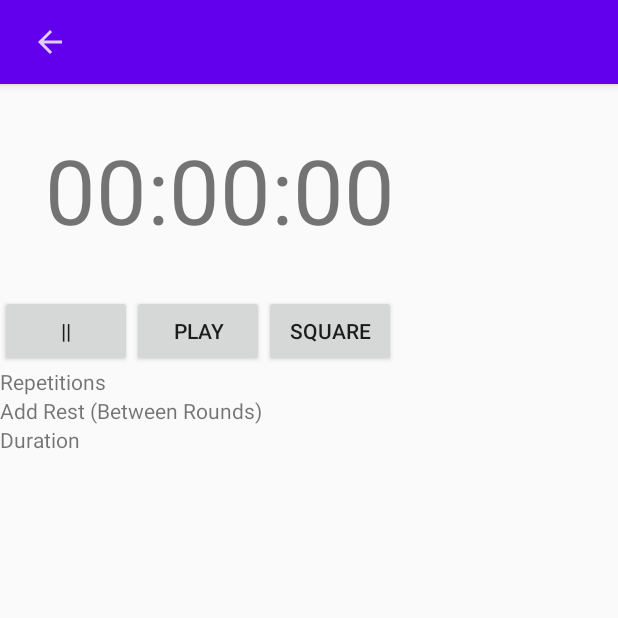
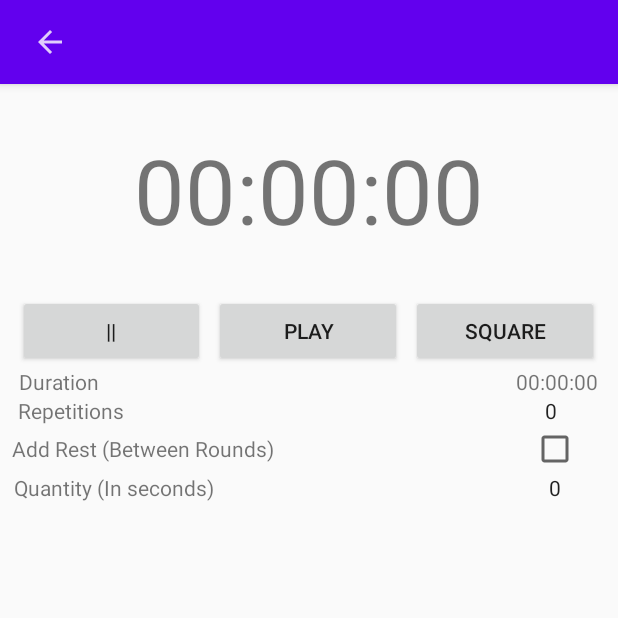
Before and after one commit to broliver12/timer, an Android app: the TimerScreenFragment screen opened through its navigation route, on a phone screen of 412 x 824 dp, the top half of it. Run offline under Robolectric (Android 15) with nearby library versions, the phone set to English and light mode, and no system bars; our stand-ins replace ButterKnife; 2 statements that could not run were skipped.

Commit message:
Lots of changes -> lots of design on timer screen

```diff
--- a/app/src/main/java/com/example/workouttimer/adapter/TimerRecyclerViewAdapter.java
+++ b/app/src/main/java/com/example/workouttimer/adapter/TimerRecyclerViewAdapter.java
@@ -18,10 +18,9 @@ import java.util.ArrayList;
 
 public class TimerRecyclerViewAdapter extends RecyclerView.Adapter<RecyclerView.ViewHolder> {
 
-
-    Context context;
-    ArrayList<Timer> items;
-    HomeScreenFragmentInterface fragmentInterface;
+    private Context context;
+    private ArrayList<Timer> items;
+    private HomeScreenFragmentInterface fragmentInterface;
 
     public TimerRecyclerViewAdapter(Context context, ArrayList<Timer> items, HomeScreenFragmentInterface fragmentInterface) {
         this.context = context;
@@ -42,17 +41,17 @@ public class TimerRecyclerViewAdapter extends RecyclerView.Adapter<RecyclerView.
     @Override
     public void onBindViewHolder(@NonNull RecyclerView.ViewHolder holder, int position) {
 
-        ((Item)holder).titleTextView.setText(items.get(position).getTitle());
-        ((Item)holder).selectButton.setOnClickListener(new View.OnClickListener() {
-            @Override
-            public void onClick(View v) {
+        ((Item) holder).titleTextView.setText(items.get(position).getTitle());
+        ((Item) holder).selectButton.setOnClickListener(v -> {
+            if (fragmentInterface.onSelectClicked(items.get(position).getTitle())) {
                 fragmentInterface.navigateToSelectedTimerFragment();
             }
         });
 
-        ((Item)holder).deleteButton.setOnClickListener(v -> {
-                boolean success = fragmentInterface.removeListItem(((Item) holder).titleTextView.getText().toString());
-                if (success) {notifyDataSetChanged();}
+        ((Item) holder).deleteButton.setOnClickListener(v -> {
+            if (fragmentInterface.onDeleteClicked(((Item) holder).titleTextView.getText().toString())) {
+                notifyDataSetChanged();
+            }
         });
     }
 
@@ -62,7 +61,7 @@ public class TimerRecyclerViewAdapter extends RecyclerView.Adapter<RecyclerView.
         Button deleteButton;
         Button selectButton;
 
-        public Item(View itemView){
+        public Item(View itemView) {
             super(itemView);
             this.titleTextView = itemView.findViewById(R.id.timerRcvRowTitleTextView);
             this.selectButton = itemView.findViewById(R.id.tile_select_button);
@@ -71,7 +70,7 @@ public class TimerRecyclerViewAdapter extends RecyclerView.Adapter<RecyclerView.
 
     }
 
-    public void updateList(ArrayList<Timer> newList){
+    public void updateList(ArrayList<Timer> newList) {
         items = newList;
         notifyDataSetChanged();
     }
--- a/app/src/main/java/com/example/workouttimer/fragment/CreateNewTimerFragment.java
+++ b/app/src/main/java/com/example/workouttimer/fragment/CreateNewTimerFragment.java
@@ -17,14 +17,16 @@ import androidx.fragment.app.Fragment;
 
 import com.example.workouttimer.R;
 import com.example.workouttimer.activity.MainActivity;
+import com.example.workouttimer.model.Section;
 import com.example.workouttimer.model.Timer;
 import com.example.workouttimer.viewmodel.CreateNewTimerViewModelInterface;
+
+import java.util.ArrayList;
 
 import butterknife.BindView;
 import butterknife.ButterKnife;
 
 public class CreateNewTimerFragment extends Fragment {
-
 
     @BindView(R.id.add_section_button)
     Button addSectionButton;
@@ -49,38 +51,32 @@ public class CreateNewTimerFragment extends Fragment {
 
         addSectionButton.setOnClickListener(v -> {
             Timer t = new Timer(titleEditText.getText().toString());
+            t.setDuration(400);
+            ArrayList<Section> secs = new ArrayList<>();
+            secs.add(new Section("Rest"));
+            secs.add(new Section("Work"));
+            secs.add(new Section("Rest"));
+
+            t.setSections(secs);
             viewModel.addTimerToList(t);
         });
     }
 
     private void toolbarSetup(){
 
-        // get the ToolBar from Main Activity
         final Toolbar toolbar = getActivity().findViewById(R.id.toolbar);
-        // get the ActionBar from Main Activity
         final ActionBar actionBar = ((AppCompatActivity)getActivity()).getSupportActionBar();
-        // inflate the customized Action Bar View
-        LayoutInflater inflater = (LayoutInflater) getActivity()
-                .getSystemService(Context.LAYOUT_INFLATER_SERVICE);
+        LayoutInflater inflater = (LayoutInflater) getActivity().getSystemService(Context.LAYOUT_INFLATER_SERVICE);
         View v = inflater.inflate(R.layout.timer_screen_toolbar, null);
 
         if (actionBar != null) {
-            // enable the customized view and disable title
             actionBar.setDisplayShowCustomEnabled(true);
             actionBar.setDisplayShowTitleEnabled(false);
 
             actionBar.setCustomView(v);
-            // remove Burger Icon
             toolbar.setNavigationIcon(null);
 
-            // add click listener to the back arrow icon
-            v.findViewById(R.id.back).setOnClickListener(new View.OnClickListener() {
-                @Override
-                public void onClick(View v) {
-
-                    getActivity().onBackPressed();
-                }
-            });
+            v.findViewById(R.id.back).setOnClickListener(v_ -> getActivity().onBackPressed());
         }
 
 
--- a/app/src/main/java/com/example/workouttimer/fragment/HomeScreenFragment.java
+++ b/app/src/main/java/com/example/workouttimer/fragment/HomeScreenFragment.java
@@ -9,6 +9,7 @@ import androidx.annotation.NonNull;
 import androidx.appcompat.app.ActionBar;
 import androidx.appcompat.app.AppCompatActivity;
 import androidx.fragment.app.Fragment;
+import androidx.navigation.NavController;
 import androidx.navigation.fragment.NavHostFragment;
 import androidx.recyclerview.widget.LinearLayoutManager;
 import androidx.recyclerview.widget.RecyclerView;
@@ -47,34 +48,46 @@ public class HomeScreenFragment extends Fragment implements HomeScreenFragmentIn
         TimerRecyclerViewAdapter adapter = new TimerRecyclerViewAdapter(getContext(), viewModel.getTimerList(), this);
         timerRecyclerView.setAdapter(adapter);
 
-        fab.setOnClickListener(new View.OnClickListener() {
-            @Override
-            public void onClick(View view) {
-                navigateToCreateNewTimerFragment();
-            }
-        });
+        fab.setOnClickListener(v -> navigateToCreateNewTimerFragment());
     }
 
     @Override
-    public boolean removeListItem(String title){
+    public boolean onDeleteClicked(String title) {
         return viewModel.removeTimerFromList(title);
     }
 
     @Override
+    public boolean onSelectClicked(String title) {
+        viewModel.selectTimerFromList(title);
+        navigateToSelectedTimerFragment();
+        return true;
+    }
+
+    @Override
     public void navigateToCreateNewTimerFragment() {
-        NavHostFragment.findNavController(HomeScreenFragment.this)
-                .navigate(R.id.action_home_to_create);
+
+        NavController ctr = NavHostFragment.findNavController(HomeScreenFragment.this);
+
+        if (ctr.getCurrentDestination().getId() == R.id.HomeScreenFragment) {
+            NavHostFragment.findNavController(HomeScreenFragment.this)
+                    .navigate(R.id.action_home_to_create);
+        }
     }
 
     @Override
     public void navigateToSelectedTimerFragment() {
-        NavHostFragment.findNavController(HomeScreenFragment.this)
-                .navigate(R.id.action_home_to_timer);
+
+        NavController ctr = NavHostFragment.findNavController(HomeScreenFragment.this);
+
+        if (ctr.getCurrentDestination().getId() == R.id.HomeScreenFragment) {
+            NavHostFragment.findNavController(HomeScreenFragment.this)
+                    .navigate(R.id.action_home_to_timer);
+        }
     }
 
-    private void setupToolbar(){
+    private void setupToolbar() {
 
-        final ActionBar actionBar = ((AppCompatActivity)getActivity()).getSupportActionBar();
+        final ActionBar actionBar = ((AppCompatActivity) getActivity()).getSupportActionBar();
         actionBar.setDisplayShowCustomEnabled(false);
         actionBar.setDisplayShowTitleEnabled(true);
     }
--- a/app/src/main/java/com/example/workouttimer/fragment/HomeScreenFragmentInterface.java
+++ b/app/src/main/java/com/example/workouttimer/fragment/HomeScreenFragmentInterface.java
@@ -4,6 +4,7 @@ public interface HomeScreenFragmentInterface {
 
     void navigateToSelectedTimerFragment();
     void navigateToCreateNewTimerFragment();
-    boolean removeListItem(String title);
+    boolean onDeleteClicked(String title);
+    boolean onSelectClicked(String title);
 
 }
--- a/app/src/main/java/com/example/workouttimer/fragment/TimerScreenFragment.java
+++ b/app/src/main/java/com/example/workouttimer/fragment/TimerScreenFragment.java
@@ -39,6 +39,8 @@ public class TimerScreenFragment extends Fragment implements TimerScreenFragment
     public void onViewCreated(@NonNull View view, Bundle savedInstanceState) {
         super.onViewCreated(view, savedInstanceState);
         toolbarSetup();
+
+
     }
 
     @Override
@@ -50,31 +52,19 @@ public class TimerScreenFragment extends Fragment implements TimerScreenFragment
 
     private void toolbarSetup(){
 
-        // get the ToolBar from Main Activity
         final Toolbar toolbar = getActivity().findViewById(R.id.toolbar);
-        // get the ActionBar from Main Activity
         final ActionBar actionBar = ((AppCompatActivity)getActivity()).getSupportActionBar();
-        // inflate the customized Action Bar View
-        LayoutInflater inflater = (LayoutInflater) getActivity()
-                .getSystemService(Context.LAYOUT_INFLATER_SERVICE);
+        LayoutInflater inflater = (LayoutInflater) getActivity().getSystemService(Context.LAYOUT_INFLATER_SERVICE);
         View v = inflater.inflate(R.layout.timer_screen_toolbar, null);
 
         if (actionBar != null) {
-            // enable the customized view and disable title
             actionBar.setDisplayShowCustomEnabled(true);
             actionBar.setDisplayShowTitleEnabled(false);
 
             actionBar.setCustomView(v);
-            // remove Burger Icon
             toolbar.setNavigationIcon(null);
 
-            // add click listener to the back arrow icon
-            v.findViewById(R.id.back).setOnClickListener(new View.OnClickListener() {
-                @Override
-                public void onClick(View v) {
-                    getActivity().onBackPressed();
-                }
-            });
+            v.findViewById(R.id.back).setOnClickListener(v_ -> getActivity().onBackPressed());
         }
     }
 }
--- a/app/src/main/java/com/example/workouttimer/viewmodel/ViewModel.java
+++ b/app/src/main/java/com/example/workouttimer/viewmodel/ViewModel.java
@@ -13,12 +13,6 @@ public class ViewModel implements HomeScreenViewModelInterface, TimerScreenViewM
     public ViewModel(){
 
         timerList = new ArrayList<>();
-
-        timerList.add(new Timer("hello"));
-        timerList.add(new Timer("helloeee"));
-        timerList.add(new Timer("hellorfff"));
-        timerList.add(new Timer("helldsdsdso"));
-
         status = 14;
 
     }
--- a/app/src/main/res/layout/timer_screen_layout.xml
+++ b/app/src/main/res/layout/timer_screen_layout.xml
@@ -21,31 +21,100 @@
             android:layout_width="match_parent"
             android:layout_height="wrap_content"
             android:layout_margin="30dp"
+            android:gravity="center_vertical|center_horizontal"
             android:text="00:00:00"
             android:textSize="60dp" />
 
         <LinearLayout
             android:layout_width="match_parent"
             android:layout_height="wrap_content"
+            android:gravity="center_vertical|center_horizontal"
             android:orientation="horizontal">
+
+            <View
+                android:layout_width="0dp"
+                android:layout_height="0dp"
+                android:layout_weight="2"
+                android:visibility="invisible"/>
 
             <Button
                 android:id="@+id/pause_button"
                 android:layout_width="wrap_content"
-                android:layout_height="match_parent"
+                android:layout_height="wrap_content"
+                android:layout_weight="6"
                 android:text="||" />
+
+            <View
+                android:layout_width="0dp"
+                android:layout_height="0dp"
+                android:layout_weight="1"
+                android:visibility="invisible"/>
 
             <Button
                 android:id="@+id/play_button"
                 android:layout_width="wrap_content"
-                android:layout_height="match_parent"
+                android:layout_height="wrap_content"
+                android:layout_weight="6"
                 android:text="play" />
+
+            <View
+                android:layout_width="0dp"
+                android:layout_height="0dp"
+                android:layout_weight="1"
+                android:visibility="invisible"/>
 
             <Button
                 android:id="@+id/stop_button"
                 android:layout_width="wrap_content"
-                android:layout_height="match_parent"
+                android:layout_height="wrap_content"
+                android:layout_weight="6"
                 android:text="square" />
+
+            <View
+                android:layout_width="0dp"
+                android:layout_height="0dp"
+                android:layout_weight="2"
+                android:visibility="invisible"/>
+        </LinearLayout>
+
+        <LinearLayout
+            android:id="@+id/duration_linear_layout"
+            android:layout_width="match_parent"
+            android:layout_height="wrap_content"
+            android:orientation="horizontal">
+
+            <View
+                android:layout_width="0dp"
+                android:layout_height="0dp"
+                android:layout_weight="1"
+                android:visibility="invisible"/>
+
+            <TextView
+                android:id="@+id/duration_text"
+                android:layout_width="wrap_content"
+                android:layout_height="wrap_content"
+                android:layout_weight="20"
+                android:text="@string/duration_title_text" />
+
+            <View
+                android:layout_width="0dp"
+                android:layout_height="0dp"
+                android:layout_weight="1"
+                android:visibility="invisible"/>
+
+            <TextView
+                android:id="@+id/duration_value"
+                android:layout_width="wrap_content"
+                android:layout_height="wrap_content"
+                android:gravity="center_vertical|center_horizontal"
+                android:text="00:00:00"/>
+
+            <View
+                android:layout_width="0dp"
+                android:layout_height="0dp"
+                android:layout_weight="1"
+                android:visibility="invisible"/>
+
         </LinearLayout>
 
         <LinearLayout
@@ -54,15 +123,28 @@
             android:layout_height="wrap_content"
             android:orientation="horizontal">
 
+            <View
+                android:layout_width="0dp"
+                android:layout_height="0dp"
+                android:layout_weight="1"
+                android:visibility="invisible"/>
+
             <TextView
                 android:id="@+id/repetitions_text"
                 android:layout_width="wrap_content"
-                android:layout_height="match_parent"
+                android:layout_height="wrap_content"
+                android:layout_weight="20"
                 android:text="@string/repetitions_title_text" />
 
-            <!--            <NumberPicker-->
-            <!--                android:layout_width=""-->
-            <!--                android:layout_height=""/>-->
+            <NumberPicker
+                android:layout_width="wrap_content"
+                android:layout_height="match_parent"/>
+
+            <View
+                android:layout_width="0dp"
+                android:layout_height="0dp"
+                android:layout_weight="1"
+                android:visibility="invisible"/>
 
         </LinearLayout>
 
@@ -72,35 +154,76 @@
             android:layout_height="wrap_content"
             android:orientation="horizontal">
 
+            <View
+                android:layout_width="0dp"
+                android:layout_height="0dp"
+                android:layout_weight="1"
+                android:visibility="invisible"/>
+
             <TextView
                 android:id="@+id/rest_text"
                 android:layout_width="wrap_content"
-                android:layout_height="match_parent"
+                android:layout_height="wrap_content"
+                android:layout_weight="19"
                 android:text="@string/rest_title_text" />
 
-            <!--            <NumberPicker-->
-            <!--                android:layout_width=""-->
-            <!--                android:layout_height=""/>-->
+            <View
+                android:layout_width="0dp"
+                android:layout_height="0dp"
+                android:layout_weight="1"
+                android:visibility="invisible"/>
+
+            <CheckBox
+                android:id="@+id/rest_between_rounds_check_box"
+                android:layout_width="wrap_content"
+                android:layout_height="wrap_content" />
+
+            <View
+                android:layout_width="0dp"
+                android:layout_height="0dp"
+                android:layout_weight="3"
+                android:visibility="invisible"/>
 
         </LinearLayout>
 
         <LinearLayout
-            android:id="@+id/duration_linear_layout"
+            android:id="@+id/quantity_linear_layout"
             android:layout_width="match_parent"
             android:layout_height="wrap_content"
             android:orientation="horizontal">
 
+            <View
+                android:layout_width="0dp"
+                android:layout_height="0dp"
+                android:layout_weight="1"
+                android:visibility="invisible"/>
+
             <TextView
-                android:id="@+id/duration_text"
+                android:id="@+id/quantity_text"
                 android:layout_width="wrap_content"
-                android:layout_height="match_parent"
-                android:text="@string/duration_title_text" />
+                android:layout_height="wrap_content"
+                android:layout_weight="19"
+                android:text="@string/quantity_title_text" />
 
-            <!--            <NumberPicker-->
-            <!--                android:layout_width=""-->
-            <!--                android:layout_height=""/>-->
+            <View
+                android:layout_width="0dp"
+                android:layout_height="0dp"
+                android:layout_weight="1"
+                android:visibility="invisible"/>
+
+            <NumberPicker
+                android:layout_width="wrap_content"
+                android:layout_height="match_parent"/>
+
+            <View
+                android:layout_width="0dp"
+                android:layout_height="0dp"
+                android:layout_weight="1"
+                android:visibility="invisible"/>
 
         </LinearLayout>
+
+
     </LinearLayout>
 
 </androidx.constraintlayout.widget.ConstraintLayout>
--- a/app/src/main/res/values/strings.xml
+++ b/app/src/main/res/values/strings.xml
@@ -10,6 +10,7 @@
     <string name="duration_title_text">Duration</string>
     <string name="repetitions_title_text">Repetitions</string>
     <string name="rest_title_text">Add Rest (Between Rounds)</string>
+    <string name="quantity_title_text">Quantity (In seconds)</string>
     <string name="add_section_text">Add Section</string>
     <string name="confirm_discard_text">Yes</string>
     <string name="deny_discard_text">No</string>
```
